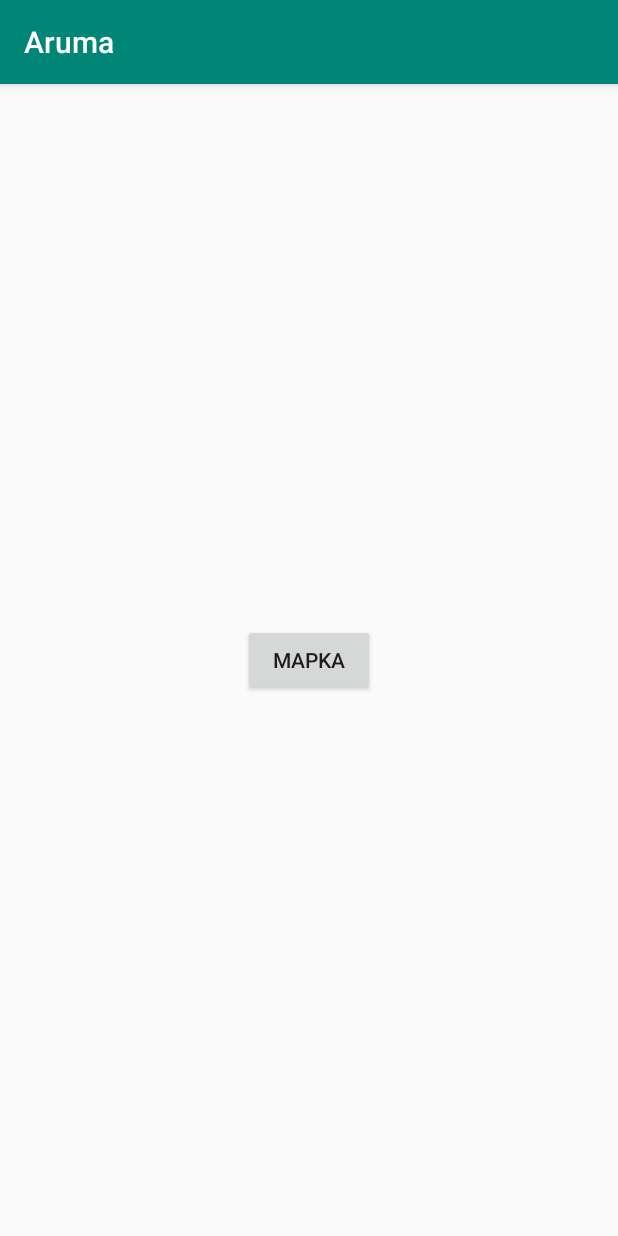
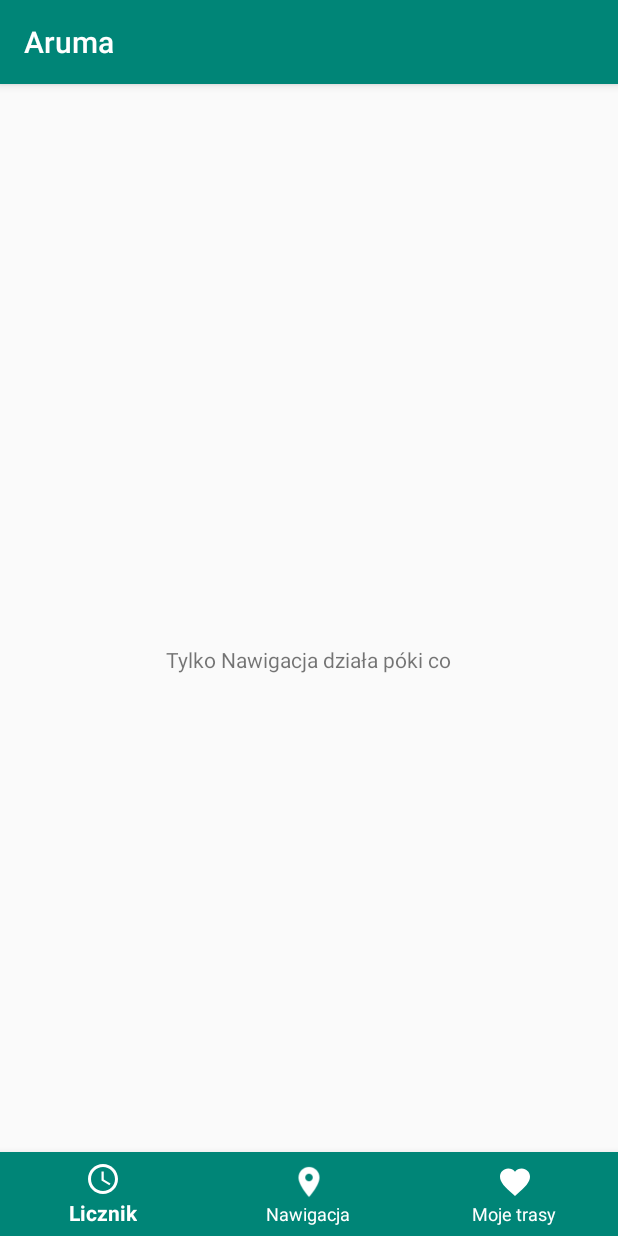
Before and after one commit to lukaszknitter/group-project, an Android app: the screen it shows after launch (MainActivity), on a phone screen of 412 x 824 dp. Run offline under Robolectric (Android 15) with nearby library versions, the phone set to English and light mode, and no system bars.

Commit message:
Bottom navigation added; Upgraded to 28 SDK; Moved project to AndroidX

```diff
--- a/app/src/main/AndroidManifest.xml
+++ b/app/src/main/AndroidManifest.xml
@@ -1,6 +1,6 @@
 <?xml version="1.0" encoding="utf-8"?>
 <manifest xmlns:android="http://schemas.android.com/apk/res/android"
-    package="e.ravo.aruma">
+    package="pg.groupproject.aruma">
 
     <!--
          The ACCESS_COARSE/FINE_LOCATION permissions are not required to use
@@ -31,9 +31,9 @@
             android:value="@string/google_maps_key" />
 
         <activity
-            android:name=".MainMapViewActivity"
+            android:name="pg.groupproject.aruma.MainMapViewActivity"
             android:label="@string/title_activity_main_map_view"></activity>
-        <activity android:name=".MainActivity">
+        <activity android:name="pg.groupproject.aruma.MainActivity">
             <intent-filter>
                 <action android:name="android.intent.action.MAIN" />
 
--- a/app/src/main/java/e/ravo/aruma/MainActivity.java
+++ b/app/src/main/java/pg/groupproject/aruma/MainActivity.java
@@ -1,19 +1,21 @@
-package e.ravo.aruma;
+package pg.groupproject.aruma;
 
 import android.content.Intent;
-import android.support.v7.app.AppCompatActivity;
 import android.os.Bundle;
+import android.view.MenuItem;
 import android.view.View;
-import android.widget.Button;
+import android.widget.TextView;
+
+import androidx.appcompat.app.AppCompatActivity;
 
 public class MainActivity extends AppCompatActivity {
 
-    private Button mapButton;
+    private TextView infoTextView;
     @Override
     protected void onCreate(Bundle savedInstanceState) {
         super.onCreate(savedInstanceState);
         setContentView(R.layout.activity_main);
-        mapButton = findViewById(R.id.mapButton);
+        infoTextView = findViewById(R.id.mapInfoTextView);
     }
 
     public void startMapActivity(View view) {
@@ -21,4 +23,8 @@ public class MainActivity extends AppCompatActivity {
         startActivity(mapActivityIntent);
     }
 
+    public void startMapActivity(MenuItem item) {
+        Intent mapActivityIntent = new Intent(this, MainMapViewActivity.class);
+        startActivity(mapActivityIntent);
+    }
 }
--- a/app/src/main/java/e/ravo/aruma/MyLocationHandler.java
+++ b/app/src/main/java/pg/groupproject/aruma/MyLocationHandler.java
@@ -1,4 +1,4 @@
-package e.ravo.aruma;
+package pg.groupproject.aruma;
 
 import android.graphics.Color;
 import android.location.Location;
--- a/app/src/main/java/e/ravo/aruma/TrainingStatus.java
+++ b/app/src/main/java/pg/groupproject/aruma/TrainingStatus.java
@@ -1,4 +1,4 @@
-package e.ravo.aruma;
+package pg.groupproject.aruma;
 
 public enum TrainingStatus {
     STARTED,
--- /dev/null
+++ b/app/src/main/res/drawable/ic_access_time_white_24dp.xml
@@ -0,0 +1,10 @@
+<?xml version="1.0" encoding="utf-8"?>
+<vector xmlns:android="http://schemas.android.com/apk/res/android"
+    android:width="24dp"
+    android:height="24dp"
+    android:viewportWidth="24.0"
+    android:viewportHeight="24.0">
+    <path
+        android:fillColor="#FFFFFF"
+        android:pathData="M11.99,2C6.47,2 2,6.48 2,12s4.47,10 9.99,10C17.52,22 22,17.52 22,12S17.52,2 11.99,2zM12,20c-4.42,0 -8,-3.58 -8,-8s3.58,-8 8,-8 8,3.58 8,8 -3.58,8 -8,8zM12.5,7H11v6l5.25,3.15 0.75,-1.23 -4.5,-2.67z" />
+</vector>
--- /dev/null
+++ b/app/src/main/res/drawable/ic_favorite_white_24dp.xml
@@ -0,0 +1,10 @@
+<?xml version="1.0" encoding="utf-8"?>
+<vector xmlns:android="http://schemas.android.com/apk/res/android"
+    android:width="24dp"
+    android:height="24dp"
+    android:viewportWidth="24.0"
+    android:viewportHeight="24.0">
+    <path
+        android:fillColor="#FFFFFF"
+        android:pathData="M12,21.35l-1.45,-1.32C5.4,15.36 2,12.28 2,8.5 2,5.42 4.42,3 7.5,3c1.74,0 3.41,0.81 4.5,2.09C13.09,3.81 14.76,3 16.5,3 19.58,3 22,5.42 22,8.5c0,3.78 -3.4,6.86 -8.55,11.54L12,21.35z" />
+</vector>
--- /dev/null
+++ b/app/src/main/res/drawable/nav_item_color_state.xml
@@ -0,0 +1,5 @@
+<?xml version="1.0" encoding="utf-8"?>
+<selector xmlns:android="http://schemas.android.com/apk/res/android">
+    <item android:color="@color/white" android:state_enabled="true" />
+    <item android:color="@color/colorPrimaryDark" android:state_enabled="false" />
+</selector>
--- a/app/src/main/res/layout/activity_main.xml
+++ b/app/src/main/res/layout/activity_main.xml
@@ -1,18 +1,25 @@
 <?xml version="1.0" encoding="utf-8"?>
 <RelativeLayout xmlns:android="http://schemas.android.com/apk/res/android"
     xmlns:app="http://schemas.android.com/apk/res-auto"
-    xmlns:tools="http://schemas.android.com/tools"
     android:layout_width="match_parent"
-    android:layout_height="match_parent"
-    tools:context=".MainActivity">
+    android:layout_height="match_parent">
 
-
-    <Button
-        android:id="@+id/mapButton"
+    <TextView
+        android:id="@+id/mapInfoTextView"
         android:layout_width="wrap_content"
         android:layout_height="wrap_content"
         android:layout_centerInParent="true"
         android:layout_centerVertical="false"
-        android:text="Mapka"
-        android:onClick="startMapActivity"/>
+        android:text="Tylko Nawigacja działa póki co" />
+
+    <com.google.android.material.bottomnavigation.BottomNavigationView
+        android:id="@+id/bottom_navigation"
+        android:layout_width="match_parent"
+        android:layout_height="wrap_content"
+        android:layout_alignParentBottom="true"
+        app:itemBackground="@color/colorPrimary"
+        app:itemIconTint="@color/white"
+        app:itemTextColor="@color/white"
+        app:menu="@menu/bottom_navigation_main" />
+
 </RelativeLayout>
--- /dev/null
+++ b/app/src/main/res/menu/bottom_navigation_main.xml
@@ -0,0 +1,23 @@
+<?xml version="1.0" encoding="utf-8"?>
+<menu xmlns:android="http://schemas.android.com/apk/res/android"
+    xmlns:app="http://schemas.android.com/apk/res-auto">
+    <item
+        android:id="@+id/action_favorites"
+        android:enabled="true"
+        android:icon="@drawable/ic_access_time_white_24dp"
+        android:title="@string/text_cyclocomputer"
+        app:showAsAction="ifRoom" />
+    <item
+        android:id="@+id/action_schedules"
+        android:enabled="true"
+        android:icon="@drawable/baseline_location_on_white_24dp"
+        android:onClick="startMapActivity"
+        android:title="@string/text_navigation"
+        app:showAsAction="ifRoom" />
+    <item
+        android:id="@+id/action_music"
+        android:enabled="true"
+        android:icon="@drawable/ic_favorite_white_24dp"
+        android:title="@string/text_my_routes"
+        app:showAsAction="ifRoom" />
+</menu>
--- a/app/src/main/res/values/colors.xml
+++ b/app/src/main/res/values/colors.xml
@@ -3,4 +3,5 @@
     <color name="colorPrimary">#008577</color>
     <color name="colorPrimaryDark">#00574B</color>
     <color name="colorAccent">#D81B60</color>
+    <color name="white">#FFFFFF</color>
 </resources>
--- a/app/src/main/res/values/strings.xml
+++ b/app/src/main/res/values/strings.xml
@@ -1,4 +1,8 @@
+<?xml version="1.0" encoding="utf-8"?>
 <resources>
     <string name="app_name">Aruma</string>
     <string name="title_activity_main_map_view">Map</string>
+    <string name="text_my_routes">Moje trasy</string>
+    <string name="text_navigation">Nawigacja</string>
+    <string name="text_cyclocomputer">Licznik</string>
 </resources>
--- a/gradle.properties
+++ b/gradle.properties
@@ -7,6 +7,8 @@
 # Specifies the JVM arguments used for the daemon process.
 # The setting is particularly useful for tweaking memory settings.
 org.gradle.jvmargs=-Xmx1536m
+android.useAndroidX=true
+android.enableJetifier=true
 # When configured, Gradle will run in incubating parallel mode.
 # This option should only be used with decoupled projects. More details, visit
 # http://www.gradle.org/docs/current/userguide/multi_project_builds.html#sec:decoupled_projects
```
Also changed, not shown: app/build.gradle (+13 -8 lines), app/src/main/java/pg/groupproject/aruma/MainMapViewActivity.java (renamed from app/src/main/java/e/ravo/aruma/MainMapViewActivity.java, +4 -3 lines), app/src/main/res/layout/activity_main_map_view.xml (+3 -4 lines), app/src/main/res/drawable/baseline_location_on_white_24dp.png (added), 4 other files.
